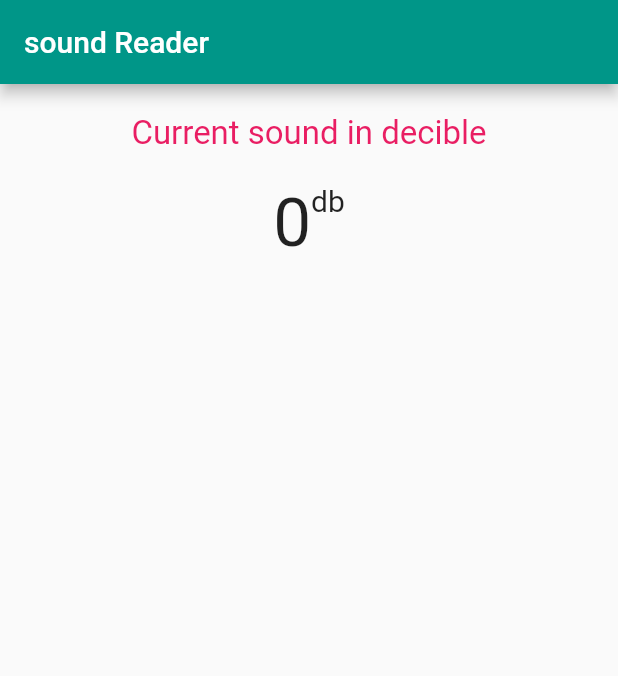
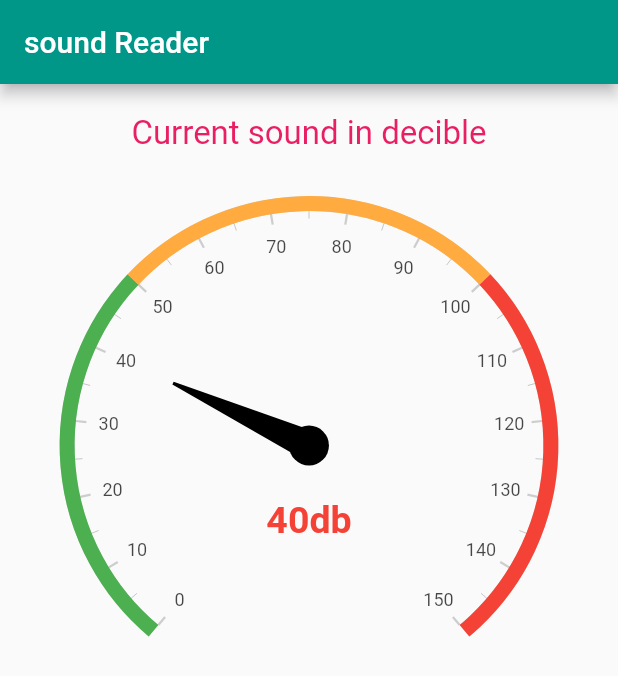
Before and after one commit to Rishabh1410/noise_detector, a Flutter app: the screen it shows after launch, on a phone screen of 412 x 824 dp. Shown: the top 676 px of the screen. Run offline on Flutter 3.47's test engine with Material 2 defaults, Android fonts, the phone set to English and light mode, and no system bars; drawn by our look-alikes of syncfusion_flutter_gauges; network calls fail; Roboto replaces fonts that are missing (Bitter-Regular, Pacifico).

Commit message:
Update main.dart

```diff
--- a/lib/main.dart
+++ b/lib/main.dart
@@ -2,6 +2,7 @@ import 'dart:async';
 import 'dart:convert';
 import 'package:http/http.dart' as http;
 import 'package:flutter/material.dart';
+import 'package:syncfusion_flutter_gauges/gauges.dart';
 
 class Post {
   dynamic sound;
@@ -39,7 +40,7 @@ class MyApp extends StatefulWidget {
 }
 
 class _MyAppState extends State<MyApp> with TickerProviderStateMixin {
-  String myText = "0";
+  String myText = "40";
 
   static final CREATE_POST_URL = 'http://192.168.4.1/convertDataToJson';
 
@@ -59,6 +60,7 @@ class _MyAppState extends State<MyApp> with TickerProviderStateMixin {
 
   Widget build(BuildContext context) {
     return MaterialApp(
+      debugShowCheckedModeBanner: false,
       title: "WEB SERVICE",
       theme: ThemeData(
         primaryColor: Colors.teal,
@@ -88,28 +90,37 @@ class _MyAppState extends State<MyApp> with TickerProviderStateMixin {
                 mainAxisAlignment: MainAxisAlignment.center,
                 crossAxisAlignment: CrossAxisAlignment.start,
                 children: <Widget>[
-                  new Text(
-                    "${myText}",
-                    style: TextStyle(
-                      fontSize: 45,
-                      fontFamily: 'Bitter-Regular',
-                    ),
-                  ),
-                  new Column(
-                    children: <Widget>[
-                      new Row(
-                        children: <Widget>[
-                          new Text(
-                            "db",
-                            style: TextStyle(
-                              fontSize: 20,
-                              fontFamily: 'Bitter-Regular',
-                            ),
-                          ),
+                  SfRadialGauge(axes: <RadialAxis>[
+                    RadialAxis(
+                        minimum: 0,
+                        maximum: 150,
+                        interval: 10,
+                        ranges: <GaugeRange>[
+                          GaugeRange(
+                              startValue: 0, endValue: 50, color: Colors.green),
+                          GaugeRange(
+                              startValue: 50,
+                              endValue: 100,
+                              color: Colors.orangeAccent),
+                          GaugeRange(
+                              startValue: 100, endValue: 150, color: Colors.red)
                         ],
-                      )
-                    ],
-                  ),
+                        pointers: <GaugePointer>[
+                          NeedlePointer(
+                              value: double.parse('$myText'),
+                              enableAnimation: true)
+                        ],
+                        annotations: <GaugeAnnotation>[
+                          GaugeAnnotation(
+                              widget: Text('$myText' + 'db',
+                                  style: TextStyle(
+                                      color: Colors.red,
+                                      fontWeight: FontWeight.bold,
+                                      fontSize: 25)),
+                              positionFactor: 0.3,
+                              angle: 90)
+                        ]),
+                  ]),
                 ],
               ),
               new SizedBox(
```
